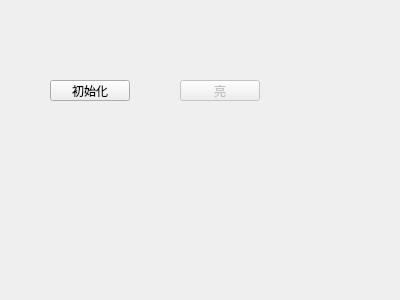
First picture: the form in led/ledcontrolwidget.ui, repository spartajet/Rk3568Demos, before the edit.
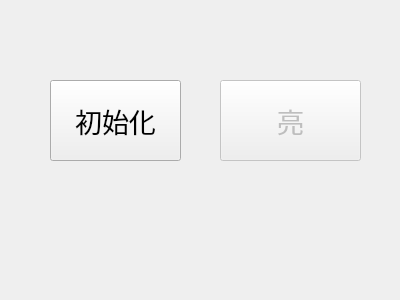
Second picture: the form after the edit.

Commit message: led OK

Patch:
```diff
--- a/led/ledcontrolwidget.ui
+++ b/led/ledcontrolwidget.ui
@@ -18,10 +18,15 @@
     <rect>
      <x>50</x>
      <y>80</y>
-     <width>80</width>
-     <height>21</height>
+     <width>131</width>
+     <height>81</height>
     </rect>
    </property>
+   <property name="font">
+    <font>
+     <pointsize>20</pointsize>
+    </font>
+   </property>
    <property name="text">
     <string>初始化</string>
    </property>
@@ -32,12 +37,17 @@
    </property>
    <property name="geometry">
     <rect>
-     <x>180</x>
+     <x>220</x>
      <y>80</y>
-     <width>80</width>
-     <height>21</height>
+     <width>141</width>
+     <height>81</height>
     </rect>
    </property>
+   <property name="font">
+    <font>
+     <pointsize>20</pointsize>
+    </font>
+   </property>
    <property name="text">
     <string>亮</string>
    </property>
```
The commit also changes 1 other file.
